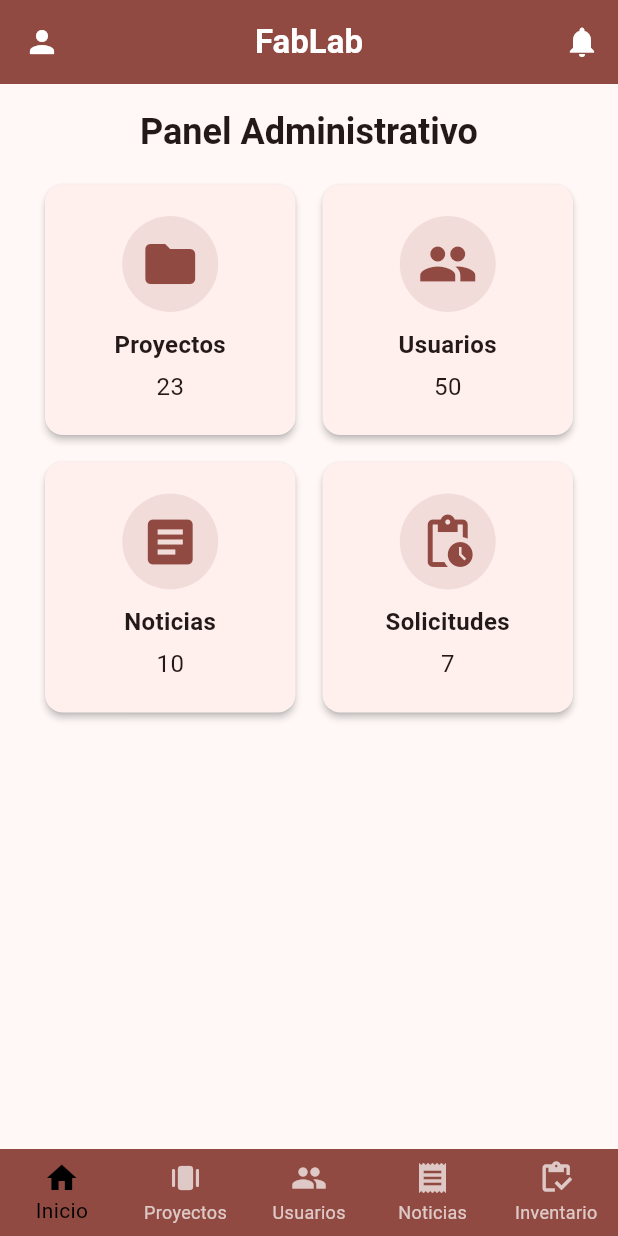
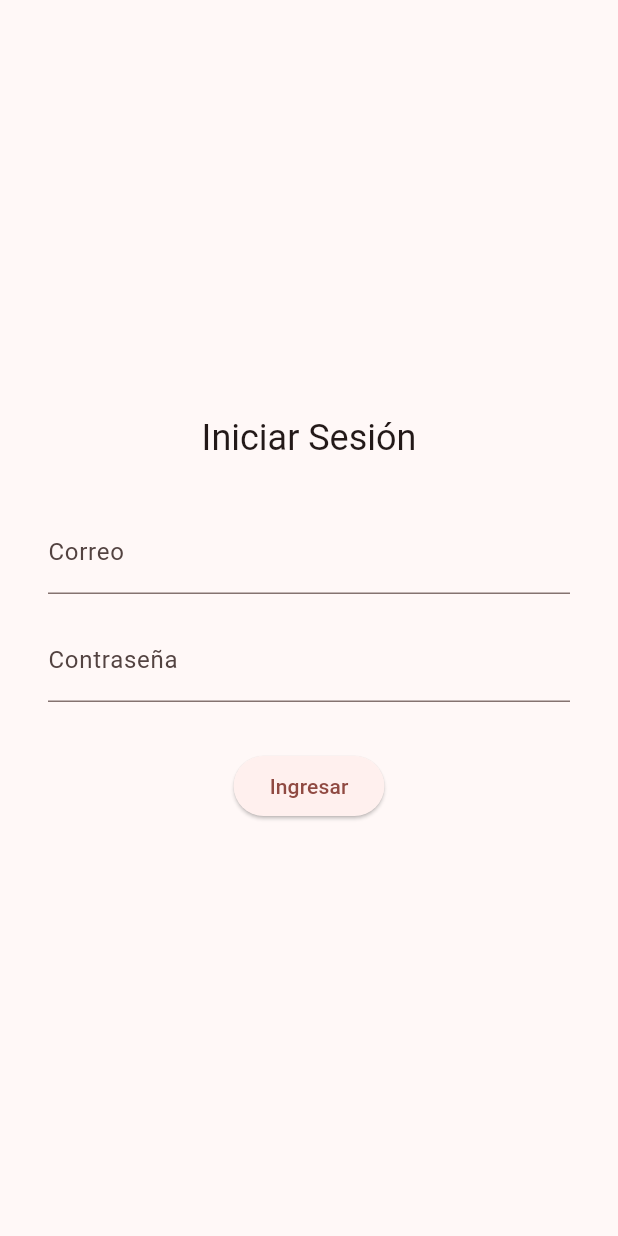
Before and after one commit to Dano442/fablab_app, a Flutter app: the screen it shows after launch, on a phone screen of 412 x 824 dp. Run offline on Flutter 3.47's test engine with Material 3 defaults, Android fonts, the phone set to English and light mode, and no system bars; our stand-ins replace dio, flutter_riverpod, flutter_secure_storage, go_router.

Commit message:
Credenciales con JWT

```diff
--- a/lib/config/router/app_router.dart
+++ b/lib/config/router/app_router.dart
@@ -1,9 +1,19 @@
 import 'package:fablab_app/presentation/screens/profile/profile_details_screen';
 import 'package:flutter/material.dart';
 import 'package:go_router/go_router.dart';
+
+// --- Autenticación ---
+import 'package:fablab_app/presentation/screens/auth/login_screen.dart';
+import 'package:fablab_app/presentation/screens/auth/splash_screen.dart';
+
+//  Perfil
 import 'package:fablab_app/presentation/screens/profile/profile_screen.dart';
 import 'package:fablab_app/presentation/screens/profile/profile_themes_screen.dart';
+
+//  Solicitudes
 import 'package:fablab_app/presentation/screens/request/request_screen.dart';
+
+//  Home y navegación principal
 import 'package:fablab_app/presentation/screens/home/home_screen.dart';
 import 'package:fablab_app/presentation/screens/main_home/main_home_screen.dart';
 import 'package:fablab_app/presentation/screens/project/project_screen.dart';
@@ -11,22 +21,52 @@ import 'package:fablab_app/presentation/screens/users/users_screen.dart';
 import 'package:fablab_app/presentation/screens/news/news_screen.dart';
 import 'package:fablab_app/presentation/screens/inventory/inventory_screen.dart';
 
-
+/// Clave global para controlar la navegación raíz
 final _rootNavigatorKey = GlobalKey<NavigatorState>();
 
-// Rutas de la barra de navegación inferior
+/// Rutas principales de la aplicación FabLab
 final appRouter = GoRouter(
-  initialLocation: '/main_home',
   navigatorKey: _rootNavigatorKey,
+
+  /// Ahora iniciamos en `/splash` para verificar si hay sesión activa
+  initialLocation: '/splash',
+
   routes: [
+
+    //  Rutas de autenticación
+    GoRoute(
+      path: '/splash',
+      builder: (context, state) => const SplashScreen(),
+    ),
+    GoRoute(
+      path: '/login',
+      builder: (context, state) => const LoginScreen(),
+    ),
+
+    // ---  Shell principal (con BottomNavigationBar) ---
     ShellRoute(
       builder: (context, state, child) => HomeScreen(child: child),
       routes: [
-        GoRoute(path: '/main_home', builder: (context, state) => const MainHomeScreen()),
-        GoRoute(path: '/projects', builder: (context, state) => const ProjectScreen()),
-        GoRoute(path: '/users', builder: (context, state) => const UsersScreen()),
-        GoRoute(path: '/news', builder: (context, state) => const NewsScreen()),
-        GoRoute(path: '/inventory', builder: (context, state) => const InventoryScreen()),
+        GoRoute(
+          path: '/main_home',
+          builder: (context, state) => const MainHomeScreen(),
+        ),
+        GoRoute(
+          path: '/projects',
+          builder: (context, state) => const ProjectScreen(),
+        ),
+        GoRoute(
+          path: '/users',
+          builder: (context, state) => const UsersScreen(),
+        ),
+        GoRoute(
+          path: '/news',
+          builder: (context, state) => const NewsScreen(),
+        ),
+        GoRoute(
+          path: '/inventory',
+          builder: (context, state) => const InventoryScreen(),
+        ),
       ],
     ),
 
--- /dev/null
+++ b/lib/data/services/api_client.dart
@@ -0,0 +1,27 @@
+import 'package:dio/dio.dart';
+import 'package:fablab_app/data/storage/secure_storage.dart';
+
+class ApiClient {
+  static Dio createDio() {
+    final dio = Dio(BaseOptions(
+      baseUrl: 'https://tu-api.com/api', // cambiar cuando tenga el api real aaaaa
+      connectTimeout: const Duration(seconds: 10),
+      receiveTimeout: const Duration(seconds: 10),
+      headers: {'Content-Type': 'application/json'},
+    ));
+
+    dio.interceptors.add(
+      InterceptorsWrapper(
+        onRequest: (options, handler) async {
+          final token = await SecureStorage.getToken();
+          if (token != null) {
+            options.headers['Authorization'] = 'Bearer $token';
+          }
+          return handler.next(options);
+        },
+      ),
+    );
+
+    return dio;
+  }
+}
--- /dev/null
+++ b/lib/data/storage/secure_storage.dart
@@ -0,0 +1,18 @@
+import 'package:flutter_secure_storage/flutter_secure_storage.dart';
+
+class SecureStorage {
+  static const _storage = FlutterSecureStorage();
+  static const _tokenKey = 'jwt_token';
+
+  static Future<void> saveToken(String token) async {
+    await _storage.write(key: _tokenKey, value: token);
+  }
+
+  static Future<String?> getToken() async {
+    return await _storage.read(key: _tokenKey);
+  }
+
+  static Future<void> deleteToken() async {
+    await _storage.delete(key: _tokenKey);
+  }
+}
--- /dev/null
+++ b/lib/domain/models/user_model.dart
@@ -0,0 +1,43 @@
+class UserModel {
+  final String id;
+  final String name;
+  final String email;
+  final String rut;
+  final String career;
+  final String role;
+  final String project;
+  final String imageUrl;
+
+  UserModel({
+    required this.id,
+    required this.name,
+    required this.email,
+    required this.rut,
+    required this.career,
+    required this.role,
+    required this.project,
+    required this.imageUrl,
+  });
+
+  factory UserModel.fromJson(Map<String, dynamic> json) => UserModel(
+        id: json['id'].toString(),
+        name: json['name'] ?? '',
+        email: json['email'] ?? '',
+        rut: json['rut'] ?? '',
+        career: json['career'] ?? '',
+        role: json['role'] ?? '',
+        project: json['project'] ?? '',
+        imageUrl: json['imageUrl'] ?? 'https://via.placeholder.com/150',
+      );
+
+  Map<String, dynamic> toJson() => {
+        'id': id,
+        'name': name,
+        'email': email,
+        'rut': rut,
+        'career': career,
+        'role': role,
+        'project': project,
+        'imageUrl': imageUrl,
+      };
+}
--- a/lib/main.dart
+++ b/lib/main.dart
@@ -1,10 +1,11 @@
 import 'package:flutter/material.dart';
+import 'package:flutter_riverpod/flutter_riverpod.dart';
 import 'package:flutter_secure_storage/flutter_secure_storage.dart';
 import 'package:fablab_app/config/theme/app_theme.dart';
 import 'package:fablab_app/config/router/app_router.dart';
 
 void main() {
-  runApp(const MainApp());
+  runApp(const ProviderScope(child: MainApp())); // 👈 Riverpod global
 }
 
 class MainApp extends StatefulWidget {
@@ -19,15 +20,15 @@ class MainApp extends StatefulWidget {
 
 class MainAppState extends State<MainApp> {
   int _selectedColorIndex = 0;
-  final _storage = const FlutterSecureStorage(); //
+  final _storage = const FlutterSecureStorage();
 
   @override
   void initState() {
     super.initState();
-    _loadTheme(); //
+    _loadTheme();
   }
 
-  // --- Cargar el índice del tema desde el almacenamiento ---
+  /// Carga el tema guardado en almacenamiento seguro
   Future<void> _loadTheme() async {
     final savedIndex = await _storage.read(key: 'themeIndex');
     if (savedIndex != null) {
@@ -37,7 +38,7 @@ class MainAppState extends State<MainApp> {
     }
   }
 
-  // Cambiar y guardar el nuevo tema
+  /// Cambia y guarda el nuevo tema
   void setTheme(int newIndex) async {
     setState(() {
       _selectedColorIndex = newIndex;
@@ -52,7 +53,7 @@ class MainAppState extends State<MainApp> {
     return MaterialApp.router(
       debugShowCheckedModeBanner: false,
       theme: theme,
-      routerConfig: appRouter,
+      routerConfig: appRouter, // 👈 usa las rutas con Splash/Login/Home
     );
   }
 }
--- /dev/null
+++ b/lib/presentation/screens/auth/login_screen.dart
@@ -0,0 +1,72 @@
+import 'package:fablab_app/data/services/auth_services.dart';
+import 'package:flutter/material.dart';
+import 'package:go_router/go_router.dart';
+
+class LoginScreen extends StatefulWidget {
+  const LoginScreen({super.key});
+
+  @override
+  State<LoginScreen> createState() => _LoginScreenState();
+}
+
+class _LoginScreenState extends State<LoginScreen> {
+  final _emailController = TextEditingController();
+  final _passwordController = TextEditingController();
+  bool _loading = false;
+  final AuthService _authService = AuthService();
+
+  void _login() async {
+    setState(() => _loading = true);
+
+    final success = await _authService.login(
+      _emailController.text.trim(),
+      _passwordController.text.trim(),
+    );
+
+    setState(() => _loading = false);
+
+    if (success && mounted) {
+      context.go('/main_home');
+    } else {
+      ScaffoldMessenger.of(mounted as BuildContext).showSnackBar(
+        const SnackBar(content: Text('Credenciales incorrectas')),
+      );
+    }
+  }
+
+  @override
+  Widget build(BuildContext context) {
+    final colors = Theme.of(context).colorScheme;
+
+    return Scaffold(
+      backgroundColor: colors.surface,
+      body: Padding(
+        padding: const EdgeInsets.all(32),
+        child: Column(
+          mainAxisAlignment: MainAxisAlignment.center,
+          children: [
+            Text('Iniciar Sesión', style: Theme.of(context).textTheme.headlineSmall),
+            const SizedBox(height: 32),
+            TextField(
+              controller: _emailController,
+              decoration: const InputDecoration(labelText: 'Correo'),
+            ),
+            const SizedBox(height: 16),
+            TextField(
+              controller: _passwordController,
+              decoration: const InputDecoration(labelText: 'Contraseña'),
+              obscureText: true,
+            ),
+            const SizedBox(height: 32),
+            ElevatedButton(
+              onPressed: _loading ? null : _login,
+              child: _loading
+                  ? const CircularProgressIndicator(color: Colors.white)
+                  : const Text('Ingresar'),
+            ),
+          ],
+        ),
+      ),
+    );
+  }
+}
--- a/lib/presentation/screens/users/user_card.dart
+++ b/lib/presentation/screens/users/user_card.dart
@@ -1,8 +1,8 @@
 import 'package:flutter/material.dart';
-import 'package:fablab_app/presentation/screens/users/users_screen.dart'; // Importa la clase User
+import 'package:fablab_app/domain/models/user_model.dart';
 
 class UserCard extends StatelessWidget {
-  final User user;
+  final UserModel user;
   final VoidCallback onEdit;
   final VoidCallback onDelete;
 
--- a/pubspec.yaml
+++ b/pubspec.yaml
@@ -11,6 +11,8 @@ dependencies:
     sdk: flutter
   go_router: ^16.2.4
   flutter_secure_storage: ^9.0.0
+  dio: ^5.9.0
+  flutter_riverpod: ^3.0.3
 
 dev_dependencies:
   flutter_test:
```
Also changed, not shown: lib/config/providers/auth_provider.dart (added, +89 -0 lines), lib/data/services/auth_services.dart (added, +53 -0 lines), lib/data/services/user_service.dart (added, +39 -0 lines), lib/presentation/screens/auth/splash_screen.dart (added, +33 -0 lines), lib/presentation/screens/profile/profile_screen.dart (+33 -7 lines), lib/presentation/screens/users/user_form.dart (added, +103 -0 lines), lib/presentation/screens/users/users_screen.dart (+68 -57 lines), pubspec.lock, 1 other file.
